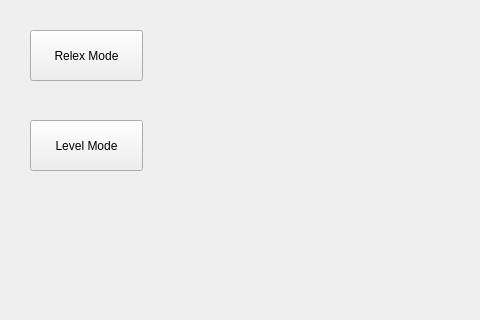
First picture: the form in mainwindow.ui, repository hero919/ImagesMatching, before the edit; both pictures show x 0 to 480 and y 280 to 600 of the 800 by 600 pixel window.
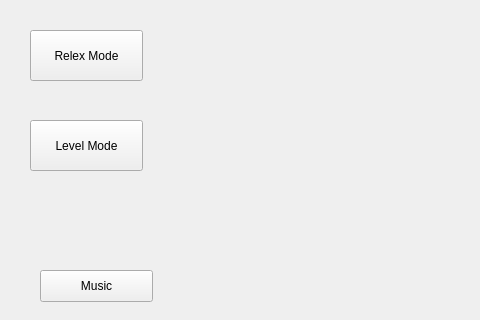
Second picture: the form after the edit. Icons and pictures are not drawn.

Patch:
```diff
--- a/mainwindow.ui
+++ b/mainwindow.ui
@@ -119,6 +119,19 @@
      <string>Help</string>
     </property>
    </widget>
+   <widget class="QPushButton" name="MusicButton">
+    <property name="geometry">
+     <rect>
+      <x>40</x>
+      <y>550</y>
+      <width>113</width>
+      <height>32</height>
+     </rect>
+    </property>
+    <property name="text">
+     <string>Music</string>
+    </property>
+   </widget>
   </widget>
  </widget>
  <layoutdefault spacing="6" margin="11"/>
```
